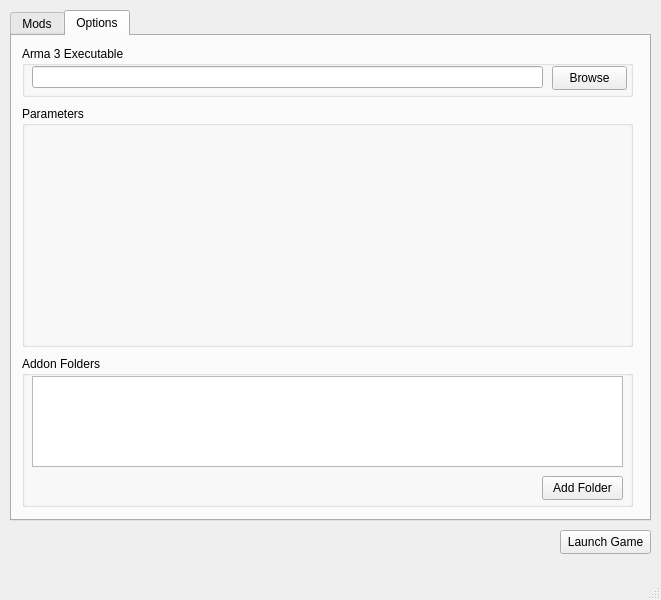
The window that mainwindow.ui (leyondlee/Arma3ModLauncher) describes before a commit, drawn with Qt 5.
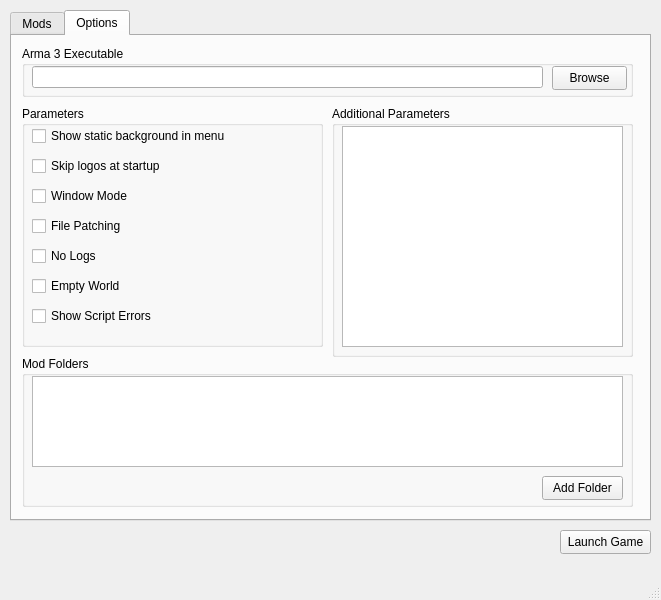
The same window after the commit. The open tabs and pages were chosen to show the change. Custom widgets are drawn as their Qt base class.

Commit message: Add UI components for parameters

```diff
--- a/mainwindow.ui
+++ b/mainwindow.ui
@@ -165,7 +165,7 @@
        </rect>
       </property>
       <property name="title">
-       <string>Addon Folders</string>
+       <string>Mod Folders</string>
       </property>
       <widget class="QPushButton" name="pushButton">
        <property name="geometry">
@@ -196,13 +196,104 @@
        <rect>
         <x>10</x>
         <y>70</y>
-        <width>611</width>
+        <width>301</width>
         <height>241</height>
        </rect>
       </property>
       <property name="title">
        <string>Parameters</string>
       </property>
+      <widget class="QCheckBox" name="skipIntroCheckBox">
+       <property name="geometry">
+        <rect>
+         <x>10</x>
+         <y>20</y>
+         <width>201</width>
+         <height>20</height>
+        </rect>
+       </property>
+       <property name="text">
+        <string>Show static background in menu</string>
+       </property>
+      </widget>
+      <widget class="QCheckBox" name="noSplashCheckBox">
+       <property name="geometry">
+        <rect>
+         <x>10</x>
+         <y>50</y>
+         <width>201</width>
+         <height>20</height>
+        </rect>
+       </property>
+       <property name="text">
+        <string>Skip logos at startup</string>
+       </property>
+      </widget>
+      <widget class="QCheckBox" name="windowCheckBox">
+       <property name="geometry">
+        <rect>
+         <x>10</x>
+         <y>80</y>
+         <width>201</width>
+         <height>20</height>
+        </rect>
+       </property>
+       <property name="text">
+        <string>Window Mode</string>
+       </property>
+      </widget>
+      <widget class="QCheckBox" name="worldEmptyCheckBox">
+       <property name="geometry">
+        <rect>
+         <x>10</x>
+         <y>170</y>
+         <width>201</width>
+         <height>20</height>
+        </rect>
+       </property>
+       <property name="text">
+        <string>Empty World</string>
+       </property>
+      </widget>
+      <widget class="QCheckBox" name="filePatchingCheckBox">
+       <property name="geometry">
+        <rect>
+         <x>10</x>
+         <y>110</y>
+         <width>201</width>
+         <height>20</height>
+        </rect>
+       </property>
+       <property name="text">
+        <string>File Patching</string>
+       </property>
+      </widget>
+      <widget class="QCheckBox" name="noLogsCheckBox">
+       <property name="geometry">
+        <rect>
+         <x>10</x>
+         <y>140</y>
+         <width>201</width>
+         <height>20</height>
+        </rect>
+       </property>
+       <property name="text">
+        <string>No Logs</string>
+       </property>
+      </widget>
+      <widget class="QCheckBox" name="showScriptErrorsCheckBox">
+       <property name="geometry">
+        <rect>
+         <x>10</x>
+         <y>200</y>
+         <width>201</width>
+         <height>20</height>
+        </rect>
+       </property>
+       <property name="text">
+        <string>Show Script Errors</string>
+       </property>
+      </widget>
      </widget>
      <widget class="QGroupBox" name="groupBox_6">
       <property name="geometry">
@@ -240,6 +331,29 @@
        </property>
       </widget>
      </widget>
+     <widget class="QGroupBox" name="groupBox_5">
+      <property name="geometry">
+       <rect>
+        <x>320</x>
+        <y>70</y>
+        <width>301</width>
+        <height>251</height>
+       </rect>
+      </property>
+      <property name="title">
+       <string>Additional Parameters</string>
+      </property>
+      <widget class="QPlainTextEdit" name="additionalParametersPlainTextEdit">
+       <property name="geometry">
+        <rect>
+         <x>10</x>
+         <y>20</y>
+         <width>281</width>
+         <height>221</height>
+        </rect>
+       </property>
+      </widget>
+     </widget>
     </widget>
    </widget>
    <widget class="QPushButton" name="pushButton_3">
```
Left out of the diff: 10 changed lines with no effect on the pictures.
